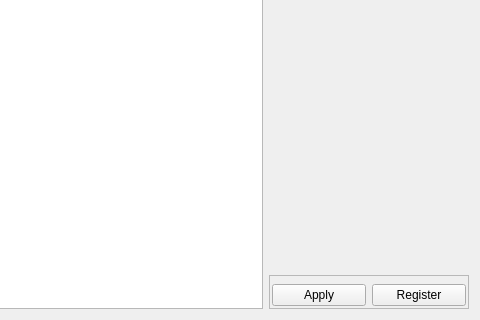
The window that src/plugins/poshuku/plugins/onlinebookmarks/accountssettings.ui (0xd34df00d/leechcraft) describes before a commit, drawn with Qt 5; both pictures show x 160 to 640 and y 160 to 480 of the 640 by 480 pixel window.
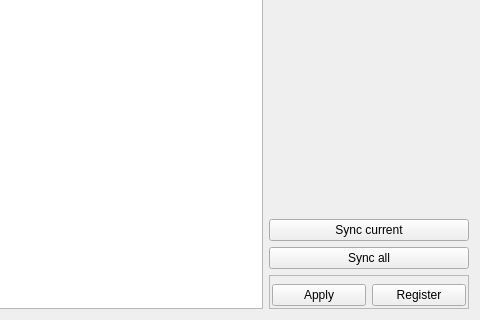
The same window after the commit.

```diff
--- a/src/plugins/poshuku/plugins/onlinebookmarks/accountssettings.ui
+++ b/src/plugins/poshuku/plugins/onlinebookmarks/accountssettings.ui
@@ -117,6 +117,20 @@
        </property>
       </spacer>
      </item>
+     <item>
+      <widget class="QPushButton" name="SyncCurrent_">
+       <property name="text">
+        <string>Sync current</string>
+       </property>
+      </widget>
+     </item>
+     <item>
+      <widget class="QPushButton" name="SyncAll_">
+       <property name="text">
+        <string>Sync all</string>
+       </property>
+      </widget>
+     </item>
      <item>
       <widget class="QFrame" name="LoginFrame_">
        <property name="sizePolicy">
```
Left out of the diff: 19 changed lines with no effect on the pictures.
